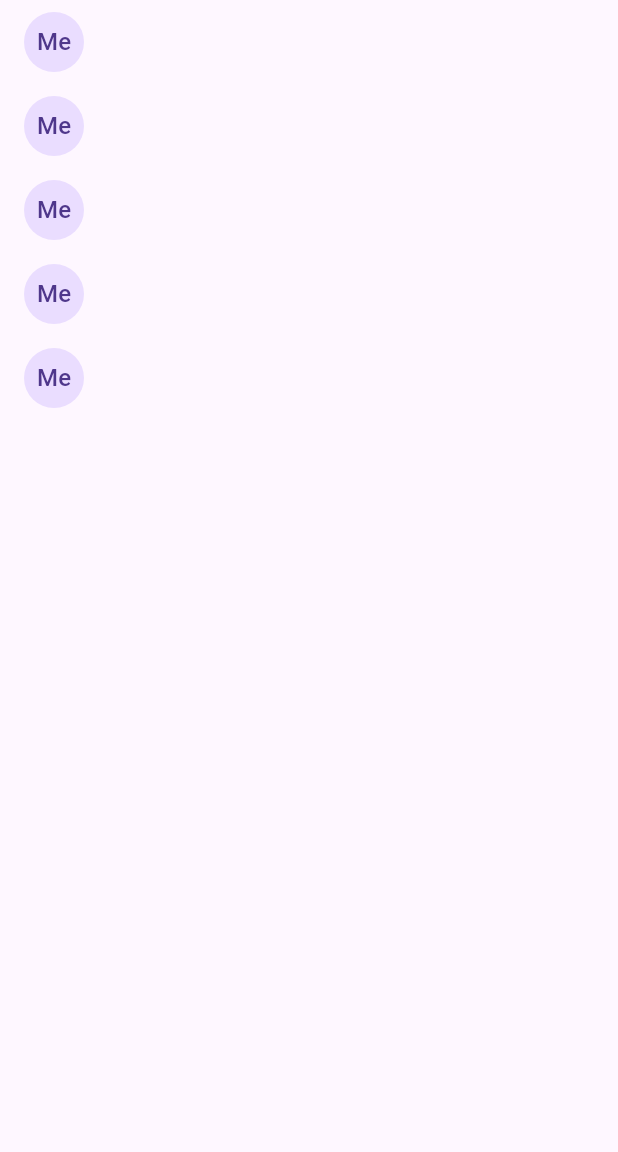
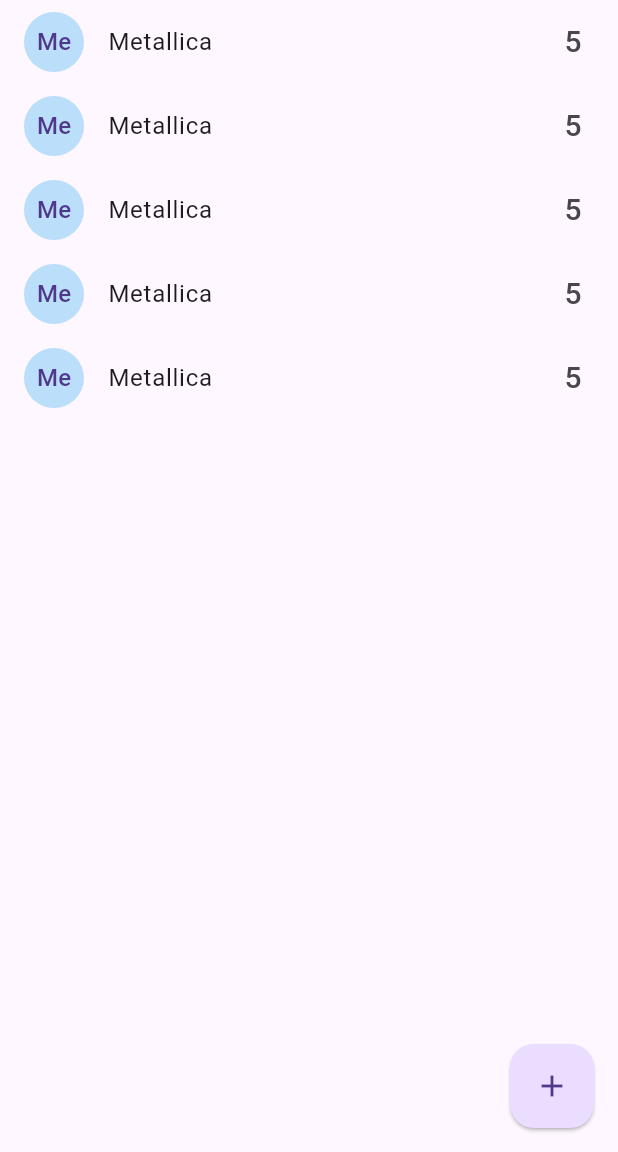
Before and after one commit to juanadls/band_names_sample_app, a Flutter app: the screen it shows after launch, on a phone screen of 412 x 824 dp, the part 84-1236 px from its top. Run offline on Flutter 3.47's test engine with Material 3 defaults, Android fonts, the phone set to English and light mode, and no system bars.

Commit message:
home screen modified

```diff
--- a/lib/screens/home_screen.dart
+++ b/lib/screens/home_screen.dart
@@ -21,6 +21,7 @@
   Widget build(BuildContext context) {
     return Scaffold(
       appBar: AppBar(
+        elevation: 1,
         title: const Text(
           "Band Names",
           style: TextStyle(color: Colors.black87),
@@ -33,12 +34,24 @@
           return _bandTile(bands[index]);
         },
       ),
+      floatingActionButton: FloatingActionButton(
+        onPressed: () {},
+        elevation: 1,
+        child: const Icon(Icons.add),
+      ),
     );
   }
 
   ListTile _bandTile(Band band) {
     return ListTile(
+      onTap: () {
+        print(band.name);
+      },
+      title: Text(band.name),
+      trailing:
+          Text(band.votes.toString(), style: const TextStyle(fontSize: 20)),
       leading: CircleAvatar(
+        backgroundColor: Colors.blue[100],
         child: Text(band.name.substring(0, 2)),
       ),
     );
```
